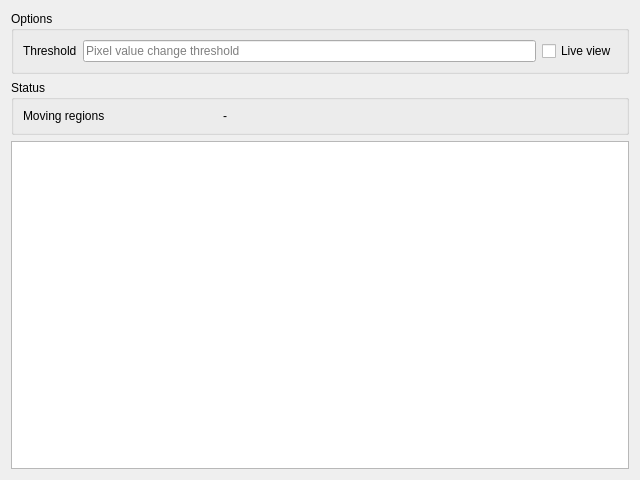
Qt form plugin/noob_md/noob_md.ui (khoinguyen216/acv) before a commit.
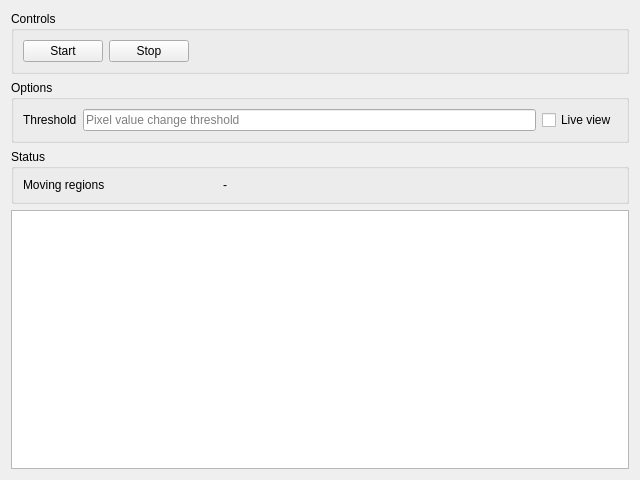
The same form after that commit.

The edit to the form file:
```diff
--- a/plugin/noob_md/noob_md.ui
+++ b/plugin/noob_md/noob_md.ui
@@ -14,6 +14,42 @@
    <string>Form</string>
   </property>
   <layout class="QVBoxLayout" name="verticalLayout_2">
+   <item>
+    <widget class="QGroupBox" name="groupBox_3">
+     <property name="title">
+      <string>Controls</string>
+     </property>
+     <layout class="QGridLayout" name="gridLayout_3">
+      <item row="0" column="0">
+       <widget class="QPushButton" name="startButton">
+        <property name="text">
+         <string>Start</string>
+        </property>
+       </widget>
+      </item>
+      <item row="0" column="1">
+       <widget class="QPushButton" name="stopButton">
+        <property name="text">
+         <string>Stop</string>
+        </property>
+       </widget>
+      </item>
+      <item row="0" column="2">
+       <spacer name="horizontalSpacer">
+        <property name="orientation">
+         <enum>Qt::Horizontal</enum>
+        </property>
+        <property name="sizeHint" stdset="0">
+         <size>
+          <width>40</width>
+          <height>20</height>
+         </size>
+        </property>
+       </spacer>
+      </item>
+     </layout>
+    </widget>
+   </item>
    <item>
     <widget class="QGroupBox" name="groupBox">
      <property name="title">
```
